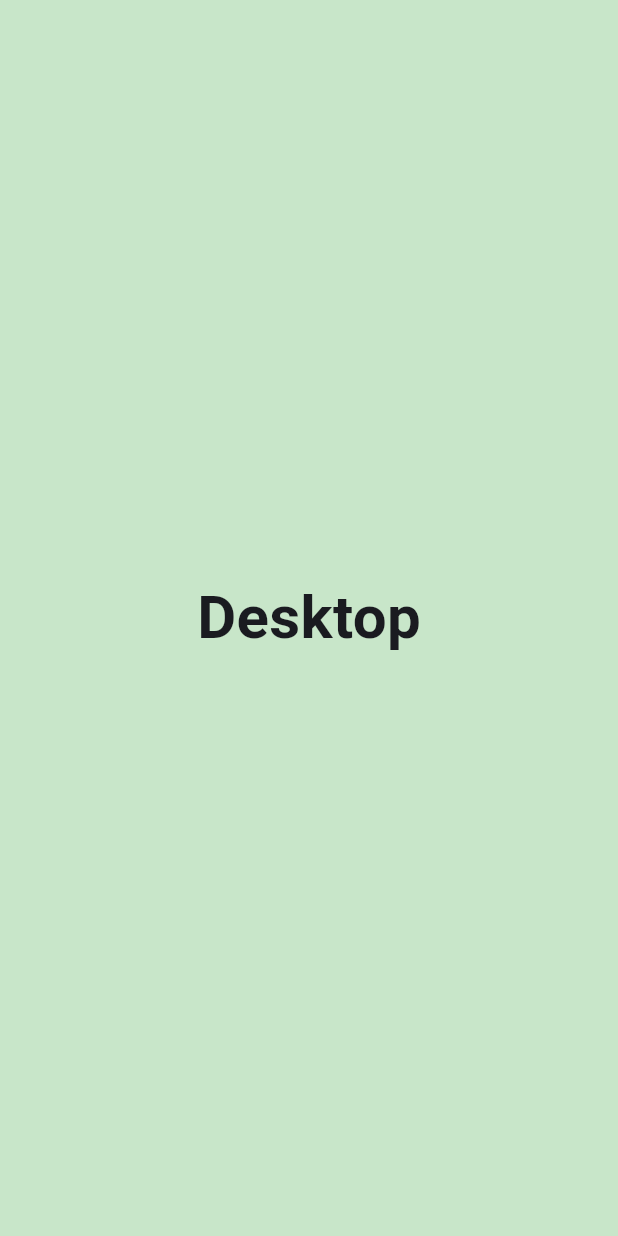
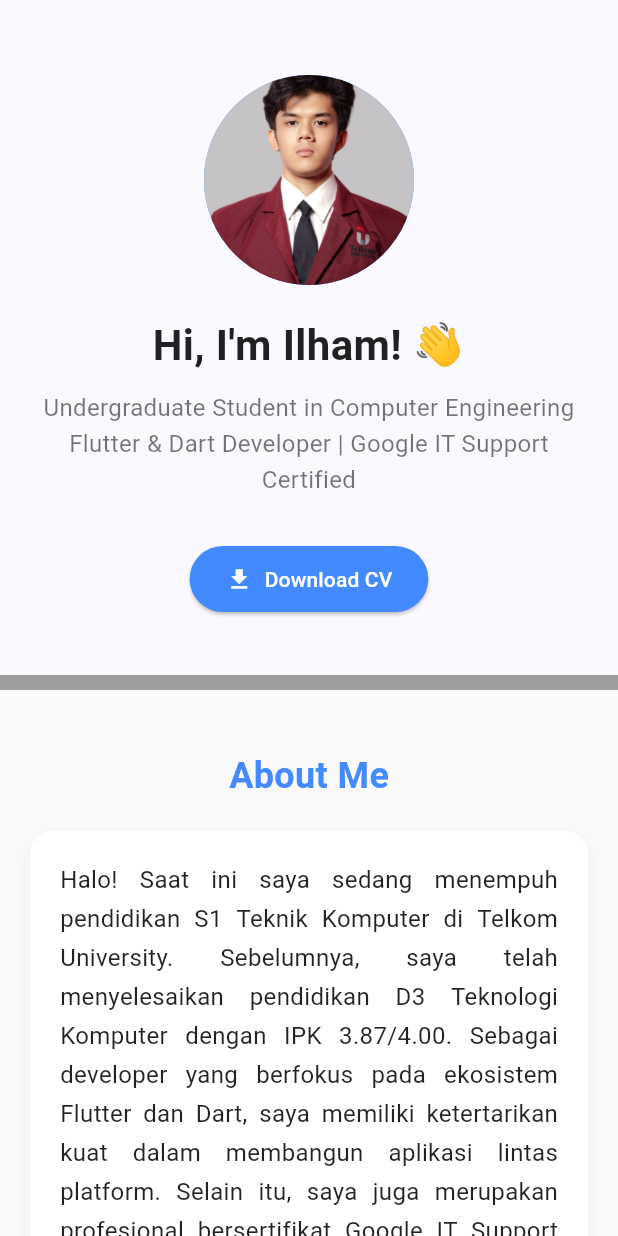
Before and after one commit to ilahammu/portfolio, a Flutter app: the screen it shows after launch, on a phone screen of 412 x 824 dp. Run offline on Flutter 3.47's test engine with Material 3 defaults, Android fonts, the phone set to English and light mode, and no system bars; our stand-ins replace get.

Commit message:
mobile view

```diff
--- a/lib/app/modules/home/views/home_view.dart
+++ b/lib/app/modules/home/views/home_view.dart
@@ -1,6 +1,10 @@
 import 'package:flutter/material.dart';
+import 'package:ilham_porto/app/modules/home/widgets/about_section.dart';
+import 'package:ilham_porto/app/modules/home/widgets/hero_section.dart';
+import 'package:ilham_porto/app/modules/home/widgets/projects_section.dart';
 import 'package:ilham_porto/core/responsive_layout.dart';
 
+//================================================================================
 class HomeView extends StatelessWidget {
   const HomeView({super.key});
 
@@ -8,18 +12,23 @@ class HomeView extends StatelessWidget {
   Widget build(BuildContext context) {
     return Scaffold(
       body: ResponsiveLayout(
-        mobileBody: Container(
-          color: Colors.blue[100],
-          child: const Center(
-            child: Text(
-              "Hp",
-              style: TextStyle(fontSize: 24, fontWeight: FontWeight.bold),
-            ),
+        // --------------Tampilan Handphone--------------
+        mobileBody: SingleChildScrollView(
+          child: Column(
+            children: const [
+              HeroSection(),
+              Padding(
+                padding: EdgeInsets.symmetric(vertical: 0),
+                child: Divider(height: 0, thickness: 10, color: Colors.grey),
+              ),
+              AboutSection(),
+              ProjectsSection(),
+            ],
           ),
         ),
-
+        // --------------Tampilan Desktop--------------
         desktopBody: Container(
-          color: Colors.green[100],
+          color: const Color.fromARGB(255, 100, 130, 101),
           child: const Center(
             child: Text(
               "Desktop",
--- /dev/null
+++ b/lib/app/modules/home/widgets/about_section.dart
@@ -0,0 +1,61 @@
+import 'package:flutter/material.dart';
+
+class AboutSection extends StatelessWidget {
+  const AboutSection({super.key});
+
+  @override
+  Widget build(BuildContext context) {
+    return Container(
+      width: double.infinity,
+      padding: const EdgeInsets.symmetric(horizontal: 20, vertical: 40),
+      color: Colors
+          .grey[50], // Memberikan warna latar sedikit berbeda dari Hero agar ada pemisah visual
+      child: Column(
+        crossAxisAlignment: CrossAxisAlignment.center,
+        children: [
+          // 1. Judul Section
+          const Text(
+            "About Me",
+            style: TextStyle(
+              fontSize: 24,
+              fontWeight: FontWeight.bold,
+              color: Colors.blueAccent,
+            ),
+          ),
+          const SizedBox(height: 20),
+
+          // 2. Kotak Teks Deskripsi Profil
+          Container(
+            width:
+                800, // Membatasi lebar teks agar nyaman dibaca di layar besar maupun kecil
+            padding: const EdgeInsets.all(20),
+            decoration: BoxDecoration(
+              color: Colors.white,
+              borderRadius: BorderRadius.circular(15),
+              boxShadow: [
+                BoxShadow(
+                  color: Colors.black.withOpacity(0.05),
+                  blurRadius: 10,
+                  offset: const Offset(0, 5),
+                ),
+              ],
+            ),
+            child: const Text(
+              "Halo! Saat ini saya sedang menempuh pendidikan S1 Teknik Komputer di Telkom University. "
+              "Sebelumnya, saya telah menyelesaikan pendidikan D3 Teknologi Komputer dengan IPK 3.87/4.00. "
+              "Sebagai developer yang berfokus pada ekosistem Flutter dan Dart, saya memiliki ketertarikan kuat dalam membangun aplikasi lintas platform. "
+              "Selain itu, saya juga merupakan profesional bersertifikat Google IT Support dengan pengalaman praktis dalam manajemen laboratorium komputer. "
+              "Saya selalu antusias untuk terus belajar dan menciptakan solusi digital yang efisien.",
+              textAlign: TextAlign.justify,
+              style: TextStyle(
+                fontSize: 16,
+                color: Colors.black87,
+                height: 1.6,
+              ),
+            ),
+          ),
+        ],
+      ),
+    );
+  }
+}
--- /dev/null
+++ b/lib/app/modules/home/widgets/hero_section.dart
@@ -0,0 +1,61 @@
+import 'package:flutter/material.dart';
+
+class HeroSection extends StatelessWidget {
+  const HeroSection({super.key});
+
+  @override
+  Widget build(BuildContext context) {
+    return Container(
+      width: double.infinity, // Memaksa lebar memenuhi layar
+      padding: const EdgeInsets.symmetric(horizontal: 20, vertical: 50),
+      child: Column(
+        mainAxisAlignment: MainAxisAlignment.center,
+        children: [
+          // 1. Foto Profil (CircleAvatar)
+          const CircleAvatar(
+            radius: 70,
+            backgroundColor: Colors.blueAccent,
+            backgroundImage: AssetImage('assets/images/gweh.jpg'),
+          ),
+          const SizedBox(height: 20), // Jarak spasi
+          // 2. Teks Sapaan
+          const Text(
+            "Hi, I'm Ilham! 👋",
+            style: TextStyle(
+              fontSize: 28,
+              fontWeight: FontWeight.bold,
+              color: Colors.black87,
+            ),
+          ),
+          const SizedBox(height: 10),
+
+          // 3. Teks Deskripsi Singkat / Headline
+          const Text(
+            "Undergraduate Student in Computer Engineering\nFlutter & Dart Developer | Google IT Support Certified",
+            textAlign: TextAlign.center,
+            style: TextStyle(fontSize: 16, color: Colors.black54, height: 1.5),
+          ),
+          const SizedBox(height: 30),
+
+          // 4. Tombol Download CV
+          ElevatedButton.icon(
+            onPressed: () {
+              // Nanti kita isi logika untuk download file PDF CV-mu
+              print("Tombol CV Ditekan!");
+            },
+            icon: const Icon(Icons.download),
+            label: const Text("Download CV"),
+            style: ElevatedButton.styleFrom(
+              padding: const EdgeInsets.symmetric(horizontal: 24, vertical: 12),
+              backgroundColor: Colors.blueAccent,
+              foregroundColor: Colors.white,
+              shape: RoundedRectangleBorder(
+                borderRadius: BorderRadius.circular(30),
+              ),
+            ),
+          ),
+        ],
+      ),
+    );
+  }
+}
--- a/lib/core/responsive_layout.dart
+++ b/lib/core/responsive_layout.dart
@@ -15,7 +15,7 @@ class ResponsiveLayout extends StatelessWidget {
     return LayoutBuilder(
       builder: (context, constraints) {
         // Jika lebar layar kurang dari 800 pixel, render tampilan Mobile
-        if (constraints.maxWidth < 400) {
+        if (constraints.maxWidth < 500) {
           return mobileBody;
         } else {
           // Jika lebih dari 800 pixel, render tampilan Desktop
```
Also changed, not shown: lib/app/modules/home/widgets/projects_section.dart (added, +131 -0 lines), pubspec.yaml (+5 -51 lines), assets/images/gweh.jpg (added).
